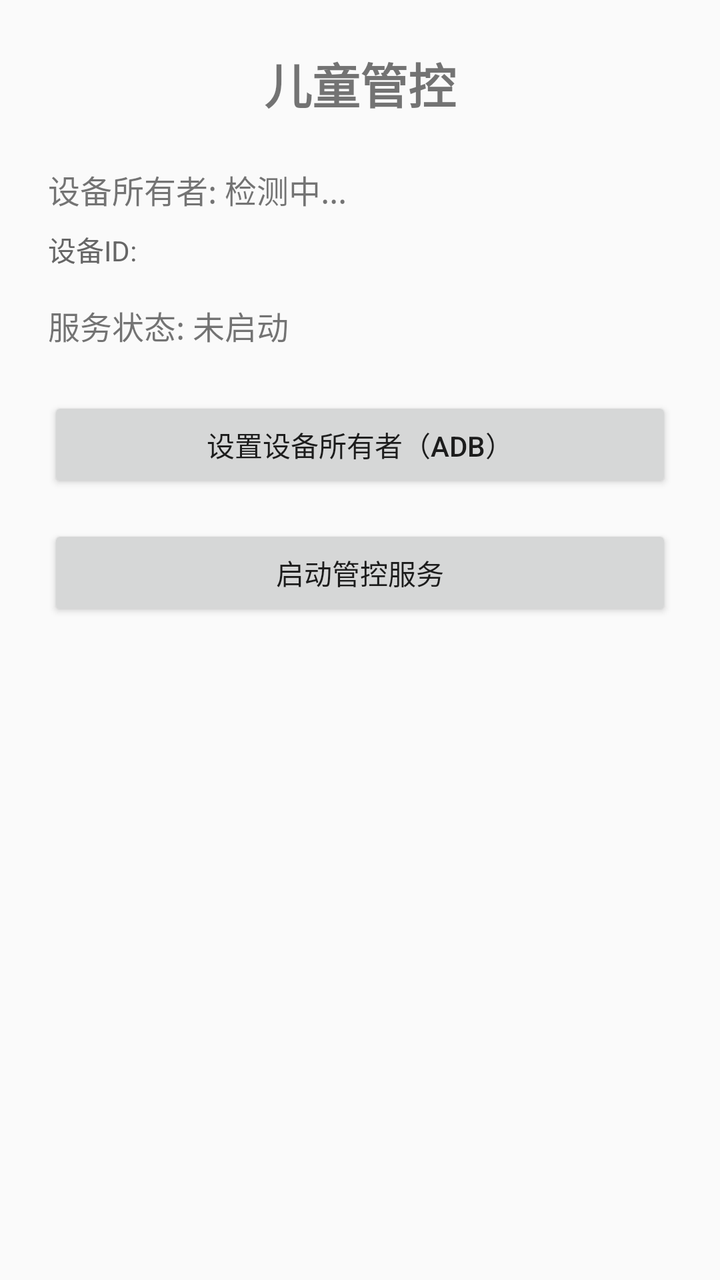
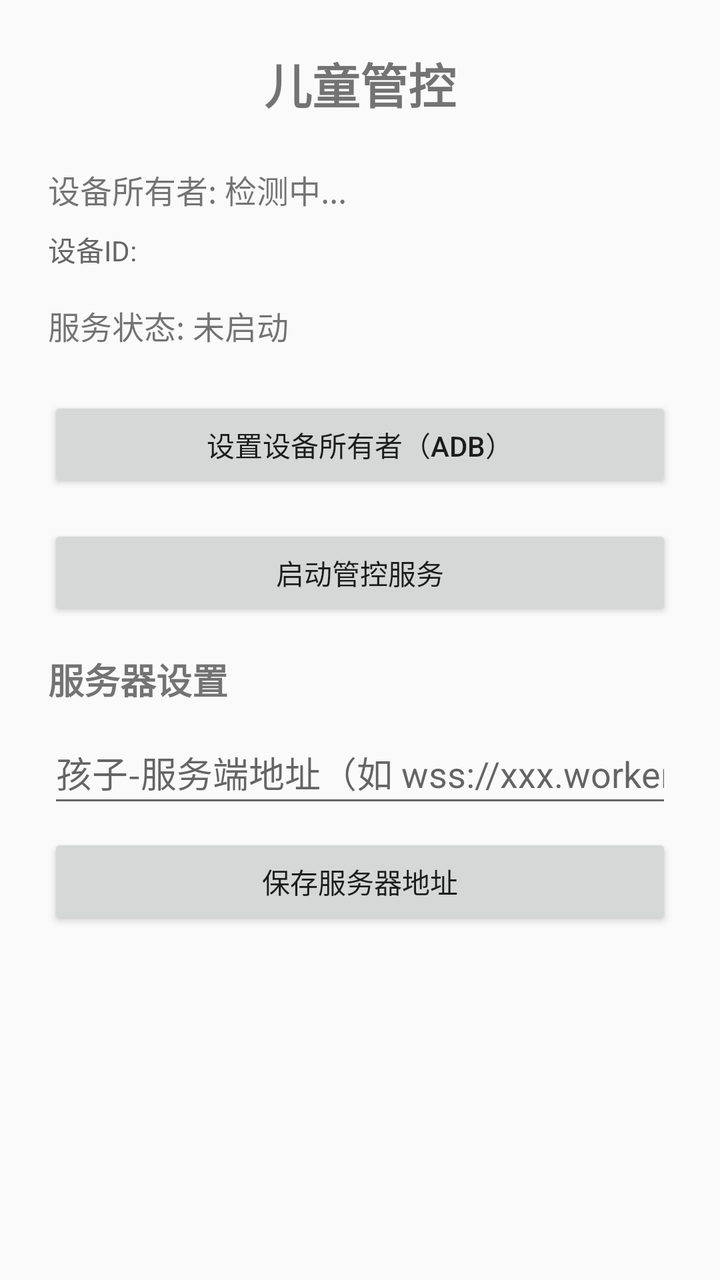

Two renders of the same Android screen: before a commit and after it. Below are the layout's source before the change and the commit's diff.
<!-- AndroidManifest.xml: application theme Theme.AppCompat.Light.NoActionBar -->
<!-- res/layout/activity_main.xml -->
<?xml version="1.0" encoding="utf-8"?>
<ScrollView xmlns:android="http://schemas.android.com/apk/res/android"
    android:layout_width="match_parent"
    android:layout_height="match_parent"
    android:padding="24dp">

    <LinearLayout
        android:layout_width="match_parent"
        android:layout_height="wrap_content"
        android:orientation="vertical">

        <TextView
            android:layout_width="match_parent"
            android:layout_height="wrap_content"
            android:text="儿童管控"
            android:textSize="24sp"
            android:textStyle="bold"
            android:gravity="center"
            android:layout_marginBottom="24dp" />

        <TextView
            android:id="@+id/tv_device_owner"
            android:layout_width="match_parent"
            android:layout_height="wrap_content"
            android:text="设备所有者: 检测中..."
            android:textSize="16sp"
            android:layout_marginBottom="8dp" />

        <TextView
            android:id="@+id/tv_device_id"
            android:layout_width="match_parent"
            android:layout_height="wrap_content"
            android:text="设备ID: "
            android:textSize="14sp"
            android:textColor="#666"
            android:layout_marginBottom="16dp" />

        <TextView
            android:id="@+id/tv_status"
            android:layout_width="match_parent"
            android:layout_height="wrap_content"
            android:text="服务状态: 未启动"
            android:textSize="16sp"
            android:layout_marginBottom="24dp" />

        <Button
            android:id="@+id/btn_set_device_owner"
            android:layout_width="match_parent"
            android:layout_height="48dp"
            android:text="设置设备所有者（ADB）"
            android:layout_marginBottom="16dp" />

        <Button
            android:id="@+id/btn_start_service"
            android:layout_width="match_parent"
            android:layout_height="48dp"
            android:text="启动管控服务"
            android:layout_marginBottom="24dp" />

    </LinearLayout>
</ScrollView>
<!-- resources referenced by this layout -->
<resources>

</resources>

<!-- the commit's change to res/layout/activity_main.xml (unified diff, before → after) -->
@@ -55,7 +55,30 @@
             android:layout_width="match_parent"
             android:layout_height="48dp"
             android:text="启动管控服务"
-            android:layout_marginBottom="24dp" />
+            android:layout_marginBottom="16dp" />
+
+        <TextView
+            android:layout_width="match_parent"
+            android:layout_height="wrap_content"
+            android:text="服务器设置"
+            android:textSize="18sp"
+            android:textStyle="bold"
+            android:layout_marginBottom="8dp" />
+
+        <EditText
+            android:id="@+id/et_server_url"
+            android:layout_width="match_parent"
+            android:layout_height="48dp"
+            android:hint="孩子-服务端地址（如 wss://xxx.workers.dev/ws）"
+            android:inputType="textUri"
+            android:layout_marginBottom="8dp" />
+
+        <Button
+            android:id="@+id/btn_save_server"
+            android:layout_width="match_parent"
+            android:layout_height="48dp"
+            android:text="保存服务器地址"
+            android:layout_marginBottom="16dp" />
 
     </LinearLayout>
 </ScrollView>
